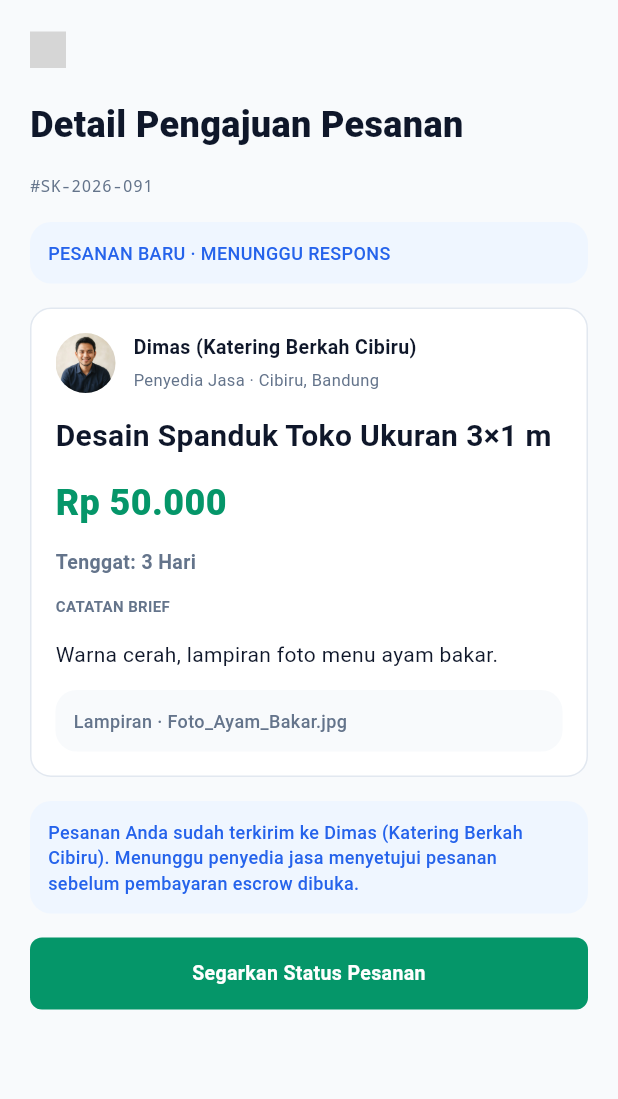
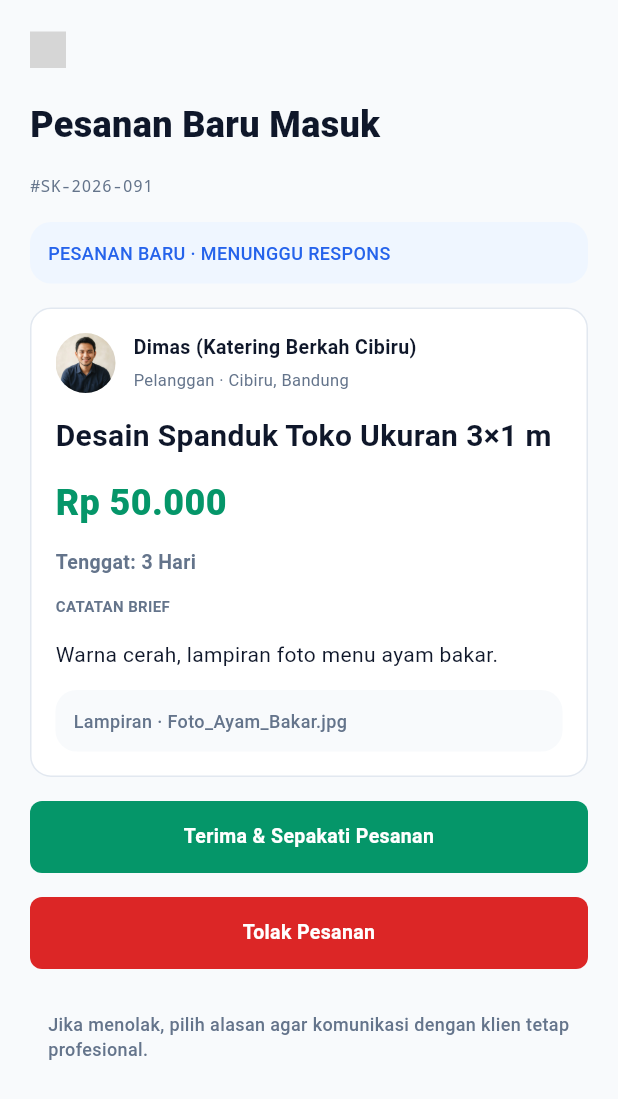
Before and after one commit to luminariadev/sakuskill, a Flutter app: the IncomingOrderPage screen opened by its route, on a phone screen of 412 x 824 dp. Shown: the top 1099 px of the screen. Run offline on Flutter 3.47's test engine with Material 3 defaults, Android fonts, the phone set to English and light mode, and no system bars; our stand-ins replace flutter_map, flutter_svg, latlong2; network calls fail; project files that could hold a hidden picture were left out; grey boxes are pictures that could not be loaded.

Commit message:
fix(mobile): resolve escrow test lifecycle, offline fallback, and remove material_ui hallucination

```diff
--- a/mobile/lib/features/auth/presentation/pages/login_page.dart
+++ b/mobile/lib/features/auth/presentation/pages/login_page.dart
@@ -1,7 +1,7 @@
 import 'dart:convert';
 
 import 'package:http/http.dart' as http;
-import 'package:material_ui/material_ui.dart';
+import 'package:flutter/material.dart';
 
 import '../../data/auth_session.dart';
 import '../../../../core/config/app_config.dart';
--- a/mobile/lib/features/escrow/domain/repositories/escrow_repository_impl.dart
+++ b/mobile/lib/features/escrow/domain/repositories/escrow_repository_impl.dart
@@ -9,10 +9,11 @@ import '../../data/models/escrow_payment_model.dart';
 
 class EscrowRepositoryImpl implements EscrowRepository {
   EscrowRepositoryImpl({
-    required this._remote,
-    required this._local,
+    required EscrowRemoteDataSource remote,
+    required EscrowLocalDataSource local,
     this.forceLocal = false,
-  });
+  })  : _remote = remote,
+        _local = local;
 
   final EscrowRemoteDataSource _remote;
   final EscrowLocalDataSource _local;
@@ -127,9 +128,7 @@ class EscrowRepositoryImpl implements EscrowRepository {
         final json = await _remote.createPayment(orderId);
         return EscrowPaymentModel.fromJson(json);
       },
-      fallbackCall: () => throw const EscrowException(
-        'Simulasi pembayaran membutuhkan koneksi ke backend.',
-      ),
+      fallbackCall: () => _local.getSamplePayment(orderId, false),
     );
   }
 
@@ -148,9 +147,7 @@ class EscrowRepositoryImpl implements EscrowRepository {
             : await _remote.simulatePaymentFailed(orderId, alasan: alasanGagal);
         return EscrowPaymentModel.fromJson(json);
       },
-      fallbackCall: () => throw const EscrowException(
-        'Simulasi pembayaran membutuhkan koneksi ke backend.',
-      ),
+      fallbackCall: () => _local.getSamplePayment(orderId, berhasil),
     );
   }
 
@@ -163,9 +160,7 @@ class EscrowRepositoryImpl implements EscrowRepository {
         final json = await _remote.fetchPayment(orderId);
         return EscrowPaymentModel.fromJson(json);
       },
-      fallbackCall: () => throw const EscrowException(
-        'Data pembayaran tidak tersedia di mode offline.',
-      ),
+      fallbackCall: () => _local.getSamplePayment(orderId, true),
     );
   }
 
@@ -221,7 +216,7 @@ class EscrowRepositoryImpl implements EscrowRepository {
       actionName: 'acceptOrder',
       isWrite: true,
       remoteCall: () => _remote.acceptOrder(orderId),
-      fallbackCall: () => _local.getSampleOrder(orderId),
+      fallbackCall: () => _local.getSampleOrder(orderId, 'accepted'),
     );
   }
 
@@ -234,7 +229,7 @@ class EscrowRepositoryImpl implements EscrowRepository {
       actionName: 'rejectOrder',
       isWrite: true,
       remoteCall: () => _remote.rejectOrder(orderId, alasan: alasan),
-      fallbackCall: () => _local.getSampleOrder(orderId),
+      fallbackCall: () => _local.getSampleOrder(orderId, 'rejected'),
     );
   }
 
@@ -244,7 +239,7 @@ class EscrowRepositoryImpl implements EscrowRepository {
       actionName: 'startWork',
       isWrite: true,
       remoteCall: () => _remote.startWorkOrder(orderId),
-      fallbackCall: () => _local.getSampleOrder(orderId),
+      fallbackCall: () => _local.getSampleOrder(orderId, 'in_progress'),
     );
   }
 
--- a/mobile/lib/features/escrow/presentation/pages/escrow_payment_page.dart
+++ b/mobile/lib/features/escrow/presentation/pages/escrow_payment_page.dart
@@ -67,6 +67,8 @@ class _EscrowPaymentPageState extends State<EscrowPaymentPage> {
       final detailResult = await repo.fetchOrderDetail(orderId);
       final updatedOrder = detailResult.isFallback
           ? (currentOrder ?? detailResult.data).copyWith(
+              statusPesanan: 'Dikerjakan',
+              statusKode: 'in_progress',
               paymentStatusKode: simResult.data.statusKode,
               bolehLanjutInProgress: simResult.data.bolehLanjutInProgress,
               statusEscrow: isSuccess
--- a/mobile/lib/features/escrow/presentation/pages/incoming_order_page.dart
+++ b/mobile/lib/features/escrow/presentation/pages/incoming_order_page.dart
@@ -193,10 +193,13 @@ class _IncomingOrderPageState extends State<IncomingOrderPage> {
     final session = AuthSession.instance;
 
     // Tentukan apakah pengguna aktif adalah Penyedia Jasa pada pesanan ini
-    final bool isProviderRole = widget.isProviderView ?? session.isProvider;
+    final bool isProviderRole =
+        widget.isProviderView ?? (session.isLoggedIn ? session.isProvider : true);
 
-    final statusKode = (currentOrder?.statusKode ?? 'submitted').toLowerCase();
-    final isSubmitted = statusKode == 'submitted' || statusKode == 'diajukan';
+    final statusKode = (currentOrder?.statusKode ?? 'requested').toLowerCase();
+    final isSubmitted = statusKode == 'submitted' ||
+        statusKode == 'requested' ||
+        statusKode == 'diajukan';
     final isAccepted = statusKode == 'accepted' || statusKode == 'disepakati';
 
     final orderCode = currentOrder?.kodePesanan ?? '#SK-2026-091';
--- a/mobile/lib/features/escrow/presentation/pages/order_create_page.dart
+++ b/mobile/lib/features/escrow/presentation/pages/order_create_page.dart
@@ -113,7 +113,7 @@ class _OrderCreatePageState extends State<OrderCreatePage> {
       Navigator.of(context).pushReplacement(
         MaterialPageRoute(
           builder: (_) =>
-              IncomingOrderPage(order: result.data, isProviderView: false),
+              IncomingOrderPage(order: result.data, isProviderView: true),
         ),
       );
     } on EscrowException catch (e) {
--- a/mobile/lib/features/escrow/presentation/pages/order_tracking_page.dart
+++ b/mobile/lib/features/escrow/presentation/pages/order_tracking_page.dart
@@ -274,7 +274,7 @@ class _OrderTrackingPageState extends State<OrderTrackingPage> {
             spacing: 10,
             children: [
               Text(
-                '✓  STATUS: $statusPesanan · DANA: ${statusEscrow.toUpperCase()}',
+                '✓  STATUS: $statusPesanan',
                 style: const TextStyle(
                   fontSize: 11,
                   height: 15 / 11,
```
Also changed, not shown: mobile/lib/core/config/app_config.dart (+9 -2 lines), mobile/lib/features/auth/presentation/pages/register_page.dart (+7 -1 lines), mobile/lib/features/escrow/data/datasources/escrow_local_data_source.dart (+27 -4 lines).
